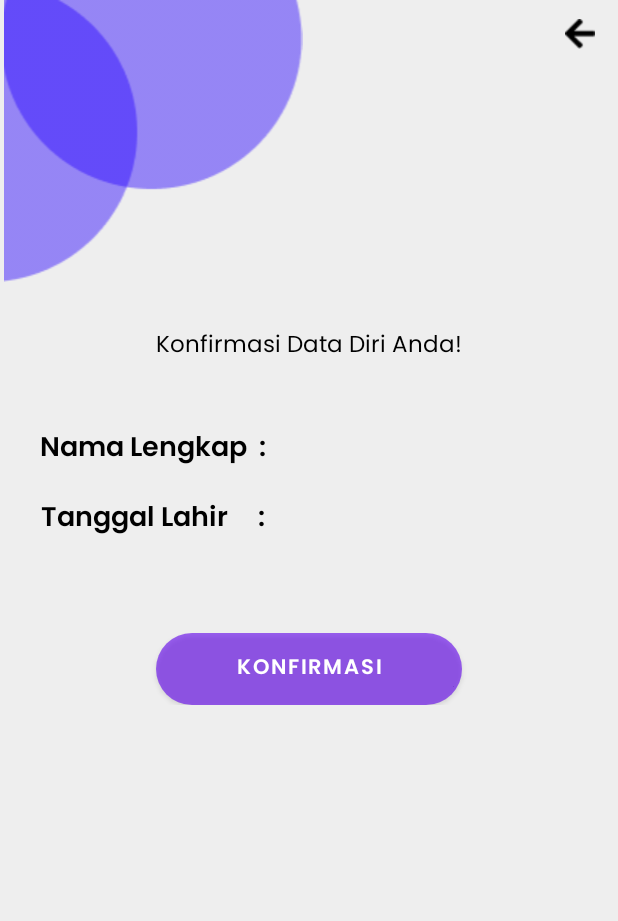
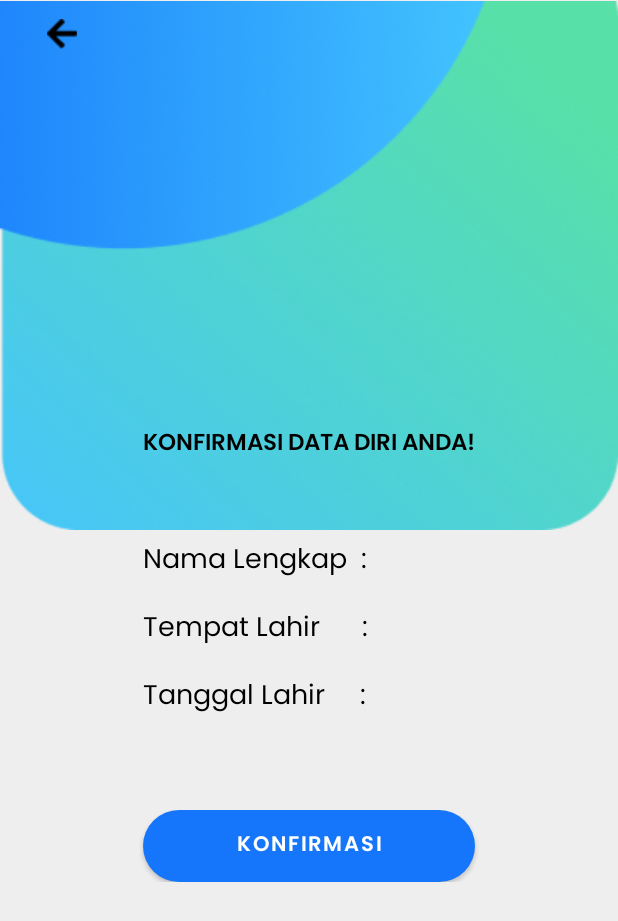
Before and after one commit to rifaaanf/Nakama-Kotlin, an Android app: the screen it shows after launch (TableActivity), after a tap on "DAFTAR", on a phone screen of 412 x 824 dp. Shown: the top 921 px of the screen. Run offline under Robolectric (Android 15) with nearby library versions, the phone set to English and light mode, and no system bars.

Commit message:
theme change and added some fiture

```diff
--- a/app/src/main/java/com/example/nakama/MainActivity.kt
+++ b/app/src/main/java/com/example/nakama/MainActivity.kt
@@ -1,14 +1,14 @@
 package com.example.nakama
 
-import android.annotation.SuppressLint
 import android.app.DatePickerDialog
 import android.content.Intent
-import android.content.SharedPreferences
 import android.icu.text.SimpleDateFormat
+import android.os.Build
+import android.os.Bundle
+import android.view.Window
+import android.view.WindowManager
+import android.widget.EditText
 import androidx.appcompat.app.AppCompatActivity
-import android.os.Bundle
-import android.widget.Button
-import android.widget.EditText
 import kotlinx.android.synthetic.main.activity_main.*
 import java.util.*
 
@@ -18,9 +18,18 @@ class MainActivity : AppCompatActivity() {
     override fun onCreate(savedInstanceState: Bundle?) {
         super.onCreate(savedInstanceState)
         setContentView(R.layout.activity_main)
+        if (Build.VERSION.SDK_INT >= Build.VERSION_CODES.KITKAT) {
+            val w: Window = window
+            w.setFlags(
+                WindowManager.LayoutParams.FLAG_LAYOUT_NO_LIMITS,
+                WindowManager.LayoutParams.FLAG_LAYOUT_NO_LIMITS
+            )
+        }
 
         val fullname = findViewById<EditText>(R.id.fullname)
         val birthdate = findViewById<EditText>(R.id.birthdate)
+        val tempat = findViewById<EditText>(R.id.tempat)
+
 
 
         val c = Calendar.getInstance()
@@ -35,7 +44,7 @@ class MainActivity : AppCompatActivity() {
                 val date = Date(mYear, monthOfYear, dayOfMonth - 1)
                 val dayString = simpleDateFormat.format(date) //returns true day name for current month only
 
-                birthdate.setText("$dayString, $dayOfMonth/${monthOfYear + 1}/$mYear")
+                birthdate.setText("$dayOfMonth/${monthOfYear + 1}/$mYear")
 
             }, year, month, day)
 
@@ -50,9 +59,11 @@ class MainActivity : AppCompatActivity() {
         btn_register.setOnClickListener{
             val nama = fullname.text.toString()
             val tglLahir = birthdate.text.toString()
+            val tempat = tempat.text.toString()
             val intent = Intent(this, TableActivity::class.java)
             intent.putExtra("nama", nama)
             intent.putExtra("tglLahir", tglLahir)
+            intent.putExtra("tempat", tempat)
             startActivity(intent);
         }
     }
--- a/app/src/main/java/com/example/nakama/TableActivity.kt
+++ b/app/src/main/java/com/example/nakama/TableActivity.kt
@@ -1,8 +1,11 @@
 package com.example.nakama
 
 import android.content.Intent
+import android.os.Build
 import androidx.appcompat.app.AppCompatActivity
 import android.os.Bundle
+import android.view.Window
+import android.view.WindowManager
 import android.widget.EditText
 import android.widget.TextView
 import kotlinx.android.synthetic.main.activity_table.*
@@ -11,16 +14,26 @@ class TableActivity : AppCompatActivity() {
     override fun onCreate(savedInstanceState: Bundle?) {
         super.onCreate(savedInstanceState)
         setContentView(R.layout.activity_table)
-
+        if (Build.VERSION.SDK_INT >= Build.VERSION_CODES.KITKAT) {
+            val w: Window = window
+            w.setFlags(
+                WindowManager.LayoutParams.FLAG_LAYOUT_NO_LIMITS,
+                WindowManager.LayoutParams.FLAG_LAYOUT_NO_LIMITS
+            )
+        }
         val name = findViewById<TextView>(R.id.namaLengkap)
         val birthdate = findViewById<TextView>(R.id.tglLahir)
+        val place = findViewById<TextView>(R.id.tempatLahir)
         val intent = intent
 
         val nama = intent.getStringExtra("nama")
         val tglLahir = intent.getStringExtra("tglLahir")
+        val tempat = intent.getStringExtra("tempat")
+
 
         name.text = nama
         birthdate.text = tglLahir
+        place.text = tempat
 
         backListener()
     }
--- a/app/src/main/res/drawable/button_shape.xml
+++ b/app/src/main/res/drawable/button_shape.xml
@@ -1,6 +1,5 @@
 <?xml version="1.0" encoding="utf-8"?>
 <shape android:shape="rectangle" xmlns:android="http://schemas.android.com/apk/res/android">
-    <solid android:color="@color/primary"/>
+    <solid android:color="@color/membiru"/>
     <corners android:radius="25dp"/>
-
 </shape>
--- a/app/src/main/res/layout/activity_table.xml
+++ b/app/src/main/res/layout/activity_table.xml
@@ -1,86 +1,130 @@
 <?xml version="1.0" encoding="utf-8"?>
-<TableLayout xmlns:android="http://schemas.android.com/apk/res/android"
+
+
+<RelativeLayout xmlns:android="http://schemas.android.com/apk/res/android"
     xmlns:app="http://schemas.android.com/apk/res-auto"
     xmlns:tools="http://schemas.android.com/tools"
     android:layout_width="match_parent"
     android:layout_height="match_parent"
     android:background="@color/bg"
+    android:fitsSystemWindows="true"
     tools:context=".TableActivity"
     android:stretchColumns="1">
+
+    <ImageView
+        android:layout_width="match_parent"
+        android:layout_height="391dp"
+        android:layout_marginBottom="470dp"
+        android:src="@drawable/asset1" />
+
+    <TableLayout
+        android:layout_width="match_parent"
+        android:layout_height="match_parent"
+        android:gravity="center_horizontal">
 
         <TableRow>
 
             <ImageView
-            android:id="@+id/imageView2"
-            android:src="@drawable/asset1" />
-
-        <ImageView
                 android:id="@+id/back"
-            android:layout_marginLeft="25mm"
-            android:layout_marginTop="2mm"
                 android:layout_width="20dp"
                 android:layout_height="20dp"
+                android:layout_marginTop="2mm"
+                android:layout_marginRight="22mm"
                 android:src="@drawable/vector" />
+
+
         </TableRow>
 
         <TableRow
             android:id="@+id/tableRow1"
-        android:gravity="center_horizontal"
-        android:layout_marginTop="30sp">
+            android:layout_marginTop="250sp"
+            android:gravity="center_horizontal">
 
             <TextView
 
                 android:id="@+id/textView"
                 android:layout_gravity="center_horizontal"
-            android:fontFamily="@font/poppinsregular"
-            android:text="Konfirmasi Data Diri Anda!"
+                android:fontFamily="@font/poppinssemibold"
+                android:text="KONFIRMASI DATA DIRI ANDA!"
                 android:textColor="@color/black"
                 android:textSize="15sp" />
         </TableRow>
-    <TableRow android:gravity="center_horizontal"
-        android:layout_marginTop="40dp">
+
+        <TableRow
+            android:layout_marginTop="50dp"
+            android:gravity="center_horizontal">
+
             <TextView
+                android:layout_column="0"
+                android:layout_gravity="start"
+                android:fontFamily="@font/poppinsregular"
                 android:text="Nama Lengkap  :"
-            android:layout_column="0"
-            android:layout_gravity="center_horizontal"
-            android:textSize="18sp"
-            android:fontFamily="@font/poppinssemibold"
-            android:textColor="@color/black"/>
+                android:textColor="@color/black"
+                android:textSize="18sp" />
+
             <TextView
                 android:id="@+id/namaLengkap"
                 android:layout_column="1"
-            android:layout_gravity="center_horizontal"
-            android:textSize="18sp"
-            android:fontFamily="@font/poppinssemibold"
-            android:textColor="@color/black"/>
+                android:layout_gravity="start"
+                android:fontFamily="@font/poppinsregular"
+                android:textColor="@color/black"
+                android:textSize="18sp" />
         </TableRow>
-    <TableRow android:gravity="center_horizontal"
-        android:layout_marginTop="15sp">
+
+        <TableRow
+            android:layout_marginTop="15sp"
+            android:gravity="center_horizontal">
+
+            <TextView
+                android:layout_column="0"
+                android:layout_gravity="start"
+                android:fontFamily="@font/poppinsregular"
+                android:text="Tempat Lahir      :"
+                android:textColor="@color/black"
+                android:textSize="18sp" />
+
+            <TextView
+                android:id="@+id/tempatLahir"
+                android:layout_column="1"
+                android:layout_gravity="start"
+                android:fontFamily="@font/poppinsregular"
+                android:textColor="@color/black"
+                android:textSize="18sp" />
+        </TableRow>
+
+        <TableRow
+            android:layout_marginTop="15sp"
+            android:gravity="center_horizontal">
+
             <TextView
 
+                android:layout_column="0"
+                android:layout_gravity="start"
+                android:fontFamily="@font/poppinsregular"
                 android:text="Tanggal Lahir     :"
-            android:layout_column="0"
-            android:layout_gravity="center_horizontal"
-            android:textSize="18sp"
-            android:fontFamily="@font/poppinssemibold"
-            android:textColor="@color/black"/>
+                android:textColor="@color/black"
+                android:textSize="18sp" />
+
             <TextView
                 android:id="@+id/tglLahir"
                 android:layout_column="1"
-            android:layout_gravity="center_horizontal"
-            android:textSize="18sp"
-            android:fontFamily="@font/poppinssemibold"
-            android:textColor="@color/black"/>
+                android:layout_gravity="start"
+                android:fontFamily="@font/poppinsregular"
+                android:textColor="@color/black"
+                android:textSize="18sp" />
         </TableRow>
-    <TableRow android:gravity="center_horizontal"
-        android:layout_marginTop="60dp">
+
+        <TableRow
+            android:layout_marginTop="60dp"
+            android:gravity="center_horizontal">
+
             <Button
                 android:id="@+id/btn_register"
                 android:layout_height="wrap_content"
                 android:background="@drawable/button_shape"
                 android:fontFamily="@font/poppinssemibold"
-        android:text="Konfirmasi"
-        />
+                android:text="Konfirmasi" />
         </TableRow>
+    </TableLayout>
 
-</TableLayout>
+</RelativeLayout>
--- a/app/src/main/res/values/colors.xml
+++ b/app/src/main/res/values/colors.xml
@@ -7,6 +7,7 @@
     <color name="teal_700">#FF018786</color>
     <color name="black">#FF000000</color>
     <color name="white">#FFFFFFFF</color>
-    <color name="primary">#992400FF</color>
+    <color name="primary">#1575FB</color>
     <color name="bg">#EEEEEE</color>
+    <color name="membiru">#1575FB</color>
 </resources>
--- a/app/src/main/res/values/themes.xml
+++ b/app/src/main/res/values/themes.xml
@@ -2,7 +2,7 @@
     <!-- Base application theme. -->
     <style name="Theme.Nakama" parent="Theme.MaterialComponents.DayNight.NoActionBar">
         <!-- Primary brand color. -->
-        <item name="colorPrimary">@color/purple_500</item>
+        <item name="colorPrimary">@color/membiru</item>
         <item name="colorPrimaryVariant">@color/purple_700</item>
         <item name="colorOnPrimary">@color/white</item>
         <!-- Secondary brand color. -->
@@ -10,7 +10,11 @@
         <item name="colorSecondaryVariant">@color/teal_700</item>
         <item name="colorOnSecondary">@color/black</item>
         <!-- Status bar color. -->
-        <item name="android:statusBarColor">?attr/colorPrimaryVariant</item>
+        <item name="windowActionBar">false</item>
+        <item name="windowNoTitle">true</item>
         <!-- Customize your theme here. -->
+        <item name="android:windowTranslucentStatus">true</item>
+        <item name="android:windowTranslucentNavigation">true</item>
+        <item name="android:fitsSystemWindows">true</item>
     </style>
 </resources>
```
Also changed, not shown: app/src/main/res/layout/activity_main.xml (+60 -22 lines), app/src/main/res/drawable/asset1.png, app/src/main/res/drawable/footer.png (added), app/src/main/res/drawable/vector1.png (added). Lines whose indentation alone changed are shown as unchanged.
